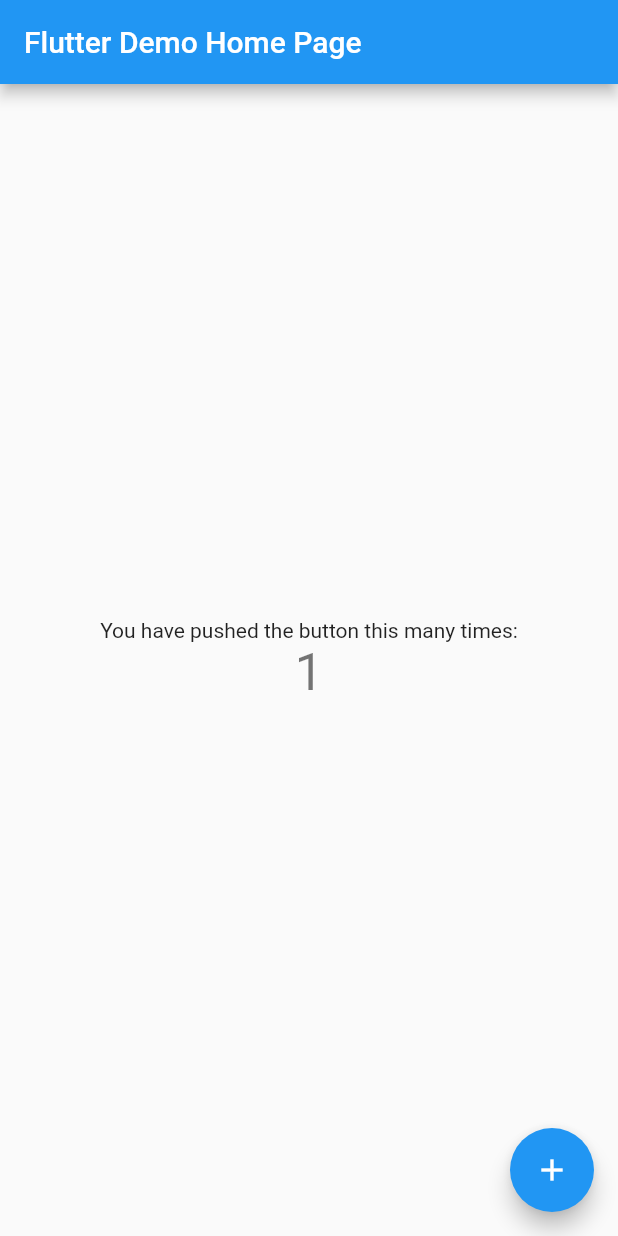
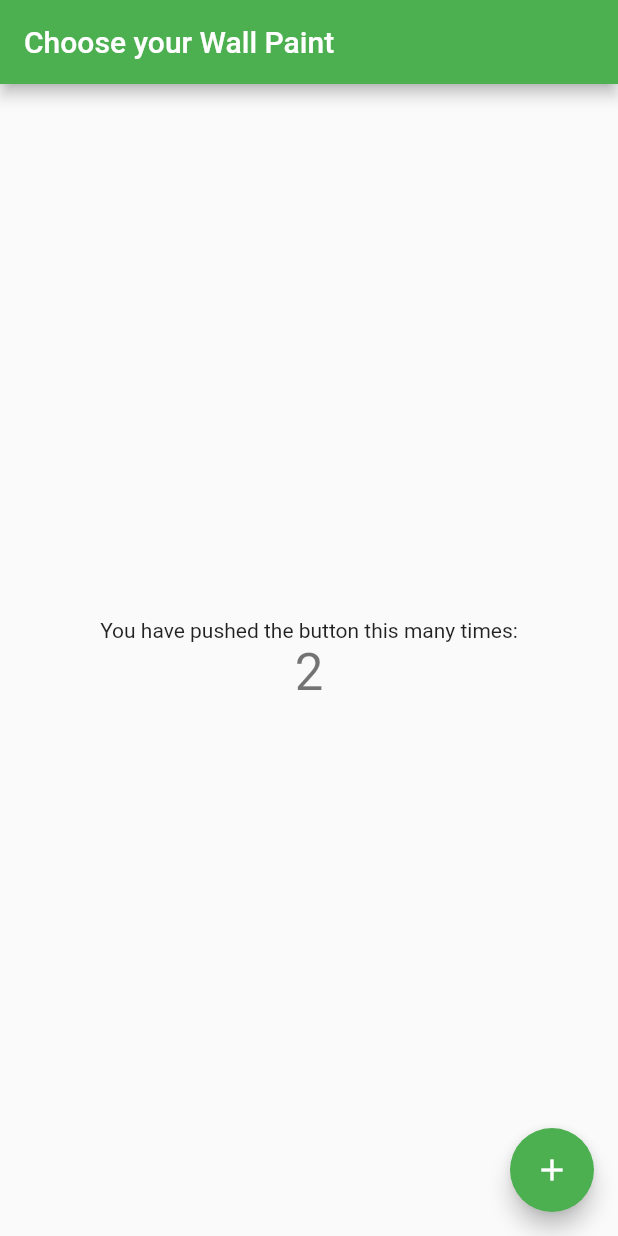
Before and after one commit to sunrize67/HousePaint, a Flutter app: the screen it shows after launch, after a tap on the "add" icon, on a phone screen of 412 x 824 dp. Run offline on Flutter 3.47's test engine with Material 2 defaults, Android fonts, the phone set to English and light mode, and no system bars.

Commit message:
titleChange

```diff
--- a/house_app/lib/main.dart
+++ b/house_app/lib/main.dart
@@ -22,9 +22,9 @@ class MyApp extends StatelessWidget {
         // or simply save your changes to "hot reload" in a Flutter IDE).
         // Notice that the counter didn't reset back to zero; the application
         // is not restarted.
-        primarySwatch: Colors.blue,
+        primarySwatch: Colors.green,
       ),
-      home: const MyHomePage(title: 'Flutter Demo Home Page'),
+      home: const MyHomePage(title: 'Choose your Wall Paint'),
     );
   }
 }
@@ -57,7 +57,7 @@ class _MyHomePageState extends State<MyHomePage> {
       // so that the display can reflect the updated values. If we changed
       // _counter without calling setState(), then the build method would not be
       // called again, and so nothing would appear to happen.
-      _counter++;
+      _counter = _counter + 2;
     });
   }
 
@@ -105,6 +105,7 @@ class _MyHomePageState extends State<MyHomePage> {
           ],
         ),
       ),
+
       floatingActionButton: FloatingActionButton(
         onPressed: _incrementCounter,
         tooltip: 'Increment',
```
